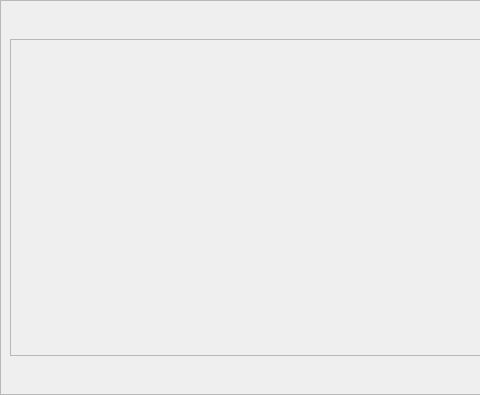
First picture: the form in hcmanualoperation/ichcmanualoperationpageframe.ui, repository GaussCheng/2-5AxisPunch, before the edit; both pictures show x 0 to 480 and y 0 to 395 of the 998 by 395 pixel window.
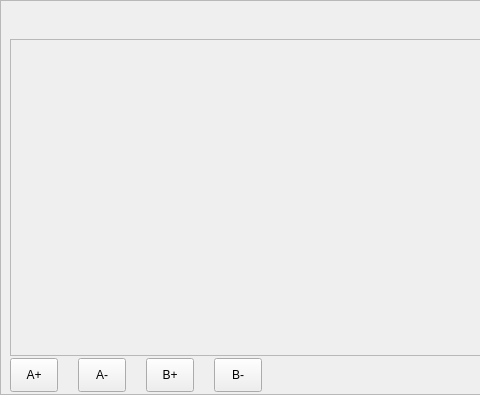
Second picture: the form after the edit. Custom widgets are drawn as their Qt base class.

Commit message: 1.对教导页面布局进行小的修饰 2.修改手动轴的页面 3.添加hint4

Patch:
```diff
--- a/hcmanualoperation/ichcmanualoperationpageframe.ui
+++ b/hcmanualoperation/ichcmanualoperationpageframe.ui
@@ -253,6 +253,82 @@
      <property name="spacing">
       <number>20</number>
      </property>
+     <item>
+      <widget class="QToolButton" name="aAddButton">
+       <property name="sizePolicy">
+        <sizepolicy hsizetype="Fixed" vsizetype="Preferred">
+         <horstretch>0</horstretch>
+         <verstretch>0</verstretch>
+        </sizepolicy>
+       </property>
+       <property name="minimumSize">
+        <size>
+         <width>48</width>
+         <height>0</height>
+        </size>
+       </property>
+       <property name="text">
+        <string>A+</string>
+       </property>
+      </widget>
+     </item>
+     <item>
+      <widget class="QToolButton" name="aSubButton">
+       <property name="sizePolicy">
+        <sizepolicy hsizetype="Fixed" vsizetype="Preferred">
+         <horstretch>0</horstretch>
+         <verstretch>0</verstretch>
+        </sizepolicy>
+       </property>
+       <property name="minimumSize">
+        <size>
+         <width>48</width>
+         <height>0</height>
+        </size>
+       </property>
+       <property name="text">
+        <string>A-</string>
+       </property>
+      </widget>
+     </item>
+     <item>
+      <widget class="QToolButton" name="bAddButton">
+       <property name="sizePolicy">
+        <sizepolicy hsizetype="Fixed" vsizetype="Preferred">
+         <horstretch>0</horstretch>
+         <verstretch>0</verstretch>
+        </sizepolicy>
+       </property>
+       <property name="minimumSize">
+        <size>
+         <width>48</width>
+         <height>0</height>
+        </size>
+       </property>
+       <property name="text">
+        <string>B+</string>
+       </property>
+      </widget>
+     </item>
+     <item>
+      <widget class="QToolButton" name="bSubButton">
+       <property name="sizePolicy">
+        <sizepolicy hsizetype="Fixed" vsizetype="Preferred">
+         <horstretch>0</horstretch>
+         <verstretch>0</verstretch>
+        </sizepolicy>
+       </property>
+       <property name="minimumSize">
+        <size>
+         <width>48</width>
+         <height>0</height>
+        </size>
+       </property>
+       <property name="text">
+        <string>B-</string>
+       </property>
+      </widget>
+     </item>
      <item>
       <spacer name="horizontalSpacer">
        <property name="orientation">
```
The commit also changes 7 other files.
